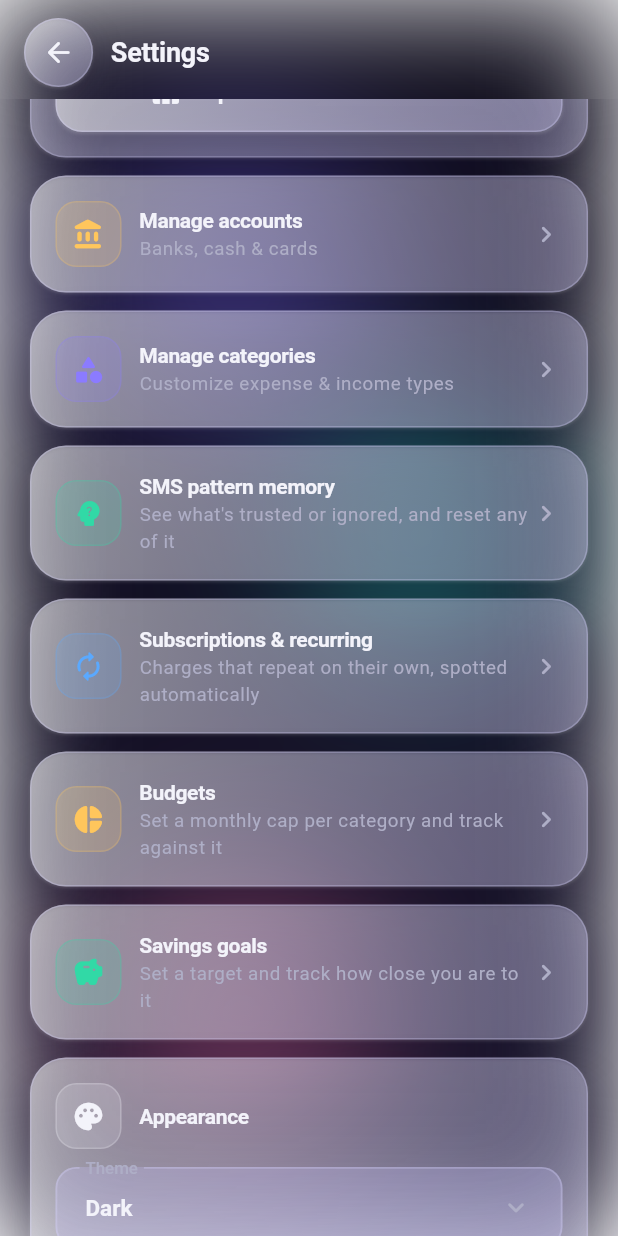
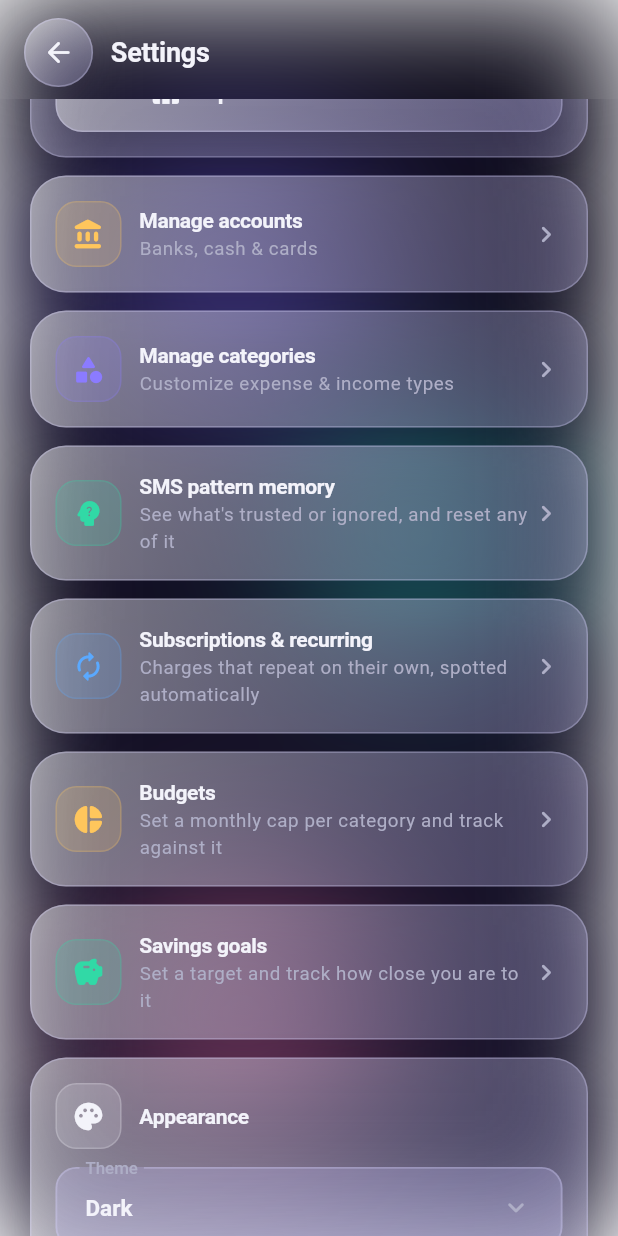
Before and after one commit to syedfarhan-596/Portfolio, a Flutter app: the SettingsScreen screen opened directly, scrolled down 1152 dp, on a phone screen of 412 x 824 dp. Run offline on Flutter 3.47's test engine with Material 3 defaults, Android fonts, the phone set to English and light mode, and no system bars; our stand-ins replace csv, file_picker, flutter_contacts, flutter_local_notifications, flutter_riverpod, local_auth and 4 more; missing offline and left inert: another_telephony; accounts and stored records are empty.

Commit message:
Fix build: drop BoxShadow.inset, unsupported by installed Flutter SDK
BoxShadow's inset parameter (used for the inner glass-edge highlight)
isn't available on the Flutter SDK this project builds against, causing
a compile error. Dropped that detail — the actual fix for the flat-gray
glass look (retinted fill colors + the glassSheen gradient) is unaffected
and still in place.

Co-Authored-By: Claude Sonnet 5 <noreply@anthropic.com>
Claude-Session: https://claude.ai/code/session_01GXPjKUEj1eM6XiCTrLLKae

```diff
--- a/farhans-wallet-flutter/lib/core/app_info.dart
+++ b/farhans-wallet-flutter/lib/core/app_info.dart
@@ -2,4 +2,4 @@
 /// can show what's actually installed — useful for confirming a build is the
 /// one you think it is, since Android will silently keep an old APK around
 /// if a signature/install issue ever stops an update from landing.
-const String appVersionLabel = 'Pocket Flow v1.12.0 (15)';
+const String appVersionLabel = 'Pocket Flow v1.12.1 (16)';
--- a/farhans-wallet-flutter/lib/core/widgets/glass.dart
+++ b/farhans-wallet-flutter/lib/core/widgets/glass.dart
@@ -47,16 +47,9 @@ LinearGradient glassSheen(AppTokens t, {bool strong = false}) => LinearGradient(
       colors: [t.glassHighlight, strong ? t.glassFillStrong : t.glassFill],
     );
 
-/// A crisp, subtle inner highlight along the top edge — cheap stand-in for
-/// the specular catch a real glass edge would show, so a surface reads as
-/// an actual pane rather than a flat tinted rectangle.
-const List<BoxShadow> glassInnerEdge = [
-  BoxShadow(color: Color(0x26FFFFFF), blurRadius: 1, offset: Offset(0, 1), inset: true),
-];
-
 /// A translucent surface: no backdrop blur (blur is expensive to composite
 /// and was causing jank on lower-end devices) — just a gradient fill,
-/// hairline border, inner top highlight, and a soft drop shadow for depth.
+/// hairline border, and a soft drop shadow for depth.
 class GlassCard extends StatelessWidget {
   final Widget child;
   final EdgeInsetsGeometry padding;
@@ -88,7 +81,6 @@ class GlassCard extends StatelessWidget {
         gradient: gradient ?? glassSheen(t, strong: strong),
         borderRadius: BorderRadius.circular(radius),
         border: border ?? Border.all(color: t.glassBorder, width: 1),
-        boxShadow: glassInnerEdge,
       ),
       child: child,
     );
--- a/farhans-wallet-flutter/lib/core/widgets/sheets.dart
+++ b/farhans-wallet-flutter/lib/core/widgets/sheets.dart
@@ -20,7 +20,6 @@ Future<T?> showGlassSheet<T>(BuildContext context, Widget child) {
             gradient: glassSheen(t, strong: true),
             border: Border(top: BorderSide(color: t.glassBorder)),
             borderRadius: const BorderRadius.vertical(top: Radius.circular(Corners.xl)),
-            boxShadow: glassInnerEdge,
           ),
           padding: EdgeInsets.only(
             left: Insets.lg,
--- a/farhans-wallet-flutter/lib/features/settings/settings_screen.dart
+++ b/farhans-wallet-flutter/lib/features/settings/settings_screen.dart
@@ -397,7 +397,6 @@ class _SettingsScreenState extends ConsumerState<SettingsScreen> {
               gradient: glassSheen(t),
               borderRadius: BorderRadius.circular(Corners.sm),
               border: Border.all(color: t.glassBorder),
-              boxShadow: glassInnerEdge,
             ),
             child: Column(
               crossAxisAlignment: CrossAxisAlignment.start,
--- a/farhans-wallet-flutter/lib/features/shell/home_shell.dart
+++ b/farhans-wallet-flutter/lib/features/shell/home_shell.dart
@@ -150,7 +150,7 @@ class _GlassNavBar extends StatelessWidget {
           gradient: glassSheen(t, strong: true),
           borderRadius: BorderRadius.circular(Corners.xl),
           border: Border.all(color: t.glassBorder),
-          boxShadow: [...t.softShadow, ...glassInnerEdge],
+          boxShadow: t.softShadow,
         ),
         child: Row(
           mainAxisAlignment: MainAxisAlignment.spaceAround,
--- a/farhans-wallet-flutter/pubspec.yaml
+++ b/farhans-wallet-flutter/pubspec.yaml
@@ -1,7 +1,7 @@
 name: farhans_wallet
 description: "Farhan's Wallet — premium offline expense, lending & investment tracker."
 publish_to: 'none'
-version: 1.12.0+15
+version: 1.12.1+16
 
 environment:
   sdk: ^3.5.0
```
